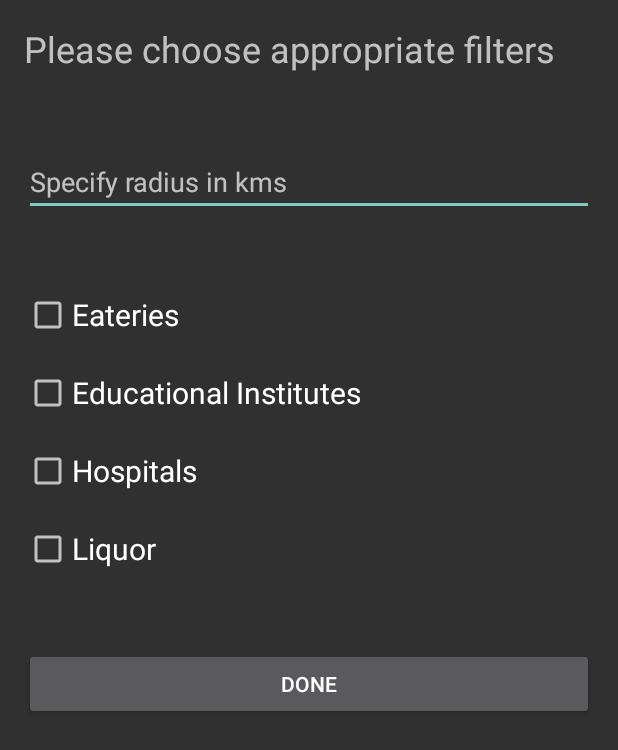
After one commit to Shashank58/LookUpAndroid, an Android app: the MapFilterActivity screen opened directly, with no data from a screen before it, on a phone screen of 412 x 824 dp. The commit adds this screen. Shown: the top 750 px of the screen. Run offline under Robolectric (Android 15) with nearby library versions, the phone set to English and light mode, and no system bars.

Commit message:
Added filter view

```diff
--- a/app/src/main/AndroidManifest.xml
+++ b/app/src/main/AndroidManifest.xml
@@ -1,15 +1,13 @@
 <?xml version="1.0" encoding="utf-8"?>
-
 <manifest xmlns:android="http://schemas.android.com/apk/res/android"
     package="com.cybrilla.shashankm.lookup" >
 
     <meta-data
         android:name="com.google.android.gms.version"
-        android:value="@integer/google_play_services_version"/>
+        android:value="@integer/google_play_services_version" />
 
     <uses-permission android:name="android.permission.INTERNET" />
-
-    <uses-permission android:name="com.google.android.providers.gsf.permission.READ_GSERVICES"/>
+    <uses-permission android:name="com.google.android.providers.gsf.permission.READ_GSERVICES" />
 
     <!--
          The ACCESS_COARSE/FINE_LOCATION permissions are not required to use
@@ -18,13 +16,20 @@
     -->
     <uses-permission android:name="android.permission.ACCESS_FINE_LOCATION" />
 
+    <dependency>
+        <groupId>com.mcxiaoke.volley</groupId>
+
+        <artifactId>library</artifactId>
+
+        <version>1.0.19</version>
+    </dependency>
+
     <application
         android:allowBackup="true"
         android:icon="@mipmap/ic_launcher"
         android:label="@string/app_name"
         android:supportsRtl="true"
-        android:theme="@style/Theme.AppCompat">
-
+        android:theme="@style/Theme.AppCompat" >
         <activity android:name=".MainActivity" >
             <intent-filter>
                 <action android:name="android.intent.action.MAIN" />
@@ -60,14 +65,11 @@
 
         <activity
             android:name=".MapActivity"
-            android:label="@string/title_activity_map" >
+            android:label="@string/title_activity_map"
+            android:screenOrientation="portrait" >
+        </activity>
+        <activity android:name=".MapFilterActivity" >
         </activity>
     </application>
 
-    <dependency>
-        <groupId>com.mcxiaoke.volley</groupId>
-        <artifactId>library</artifactId>
-        <version>1.0.19</version>
-    </dependency>
-
 </manifest>
--- a/app/src/main/java/com/cybrilla/shashankm/lookup/MapActivity.java
+++ b/app/src/main/java/com/cybrilla/shashankm/lookup/MapActivity.java
@@ -24,6 +24,7 @@ import com.google.android.gms.maps.OnMapReadyCallback;
 import com.google.android.gms.maps.SupportMapFragment;
 import com.google.android.gms.maps.model.BitmapDescriptorFactory;
 import com.google.android.gms.maps.model.Circle;
+import com.google.android.gms.maps.model.CircleOptions;
 import com.google.android.gms.maps.model.LatLng;
 import com.google.android.gms.maps.model.MarkerOptions;
 
@@ -89,16 +90,18 @@ public class MapActivity extends AppCompatActivity implements OnMapReadyCallback
         };
     }
 
+    //Called when user enters radius
     public void setCircle(View v) {
         if(c != null){
             c.remove();
         }
         radius = (EditText) findViewById(R.id.radius);
-        float circleRadius = Float.valueOf(radius.getText().toString());
-        c = map.addCircle(new com.google.android.gms.maps.model.CircleOptions().center(loc).radius(circleRadius)
-                .fillColor(android.graphics.Color.LTGRAY));
-        getRequest(circleRadius);
-
+        if (!(radius.getText().toString().matches(""))) {
+            float circleRadius = Float.valueOf(radius.getText().toString());
+            c = map.addCircle(new CircleOptions().center(loc).radius(circleRadius)
+                    .fillColor(android.graphics.Color.LTGRAY));
+            getRequest(circleRadius);
+        }
     }
 
     public void getRequest(double circleRadius) {
--- /dev/null
+++ b/app/src/main/java/com/cybrilla/shashankm/lookup/MapFilterActivity.java
@@ -0,0 +1,13 @@
+package com.cybrilla.shashankm.lookup;
+
+import android.app.Activity;
+import android.os.Bundle;
+
+public class MapFilterActivity extends Activity {
+
+    @Override
+    protected void onCreate(Bundle savedInstanceState) {
+        super.onCreate(savedInstanceState);
+        setContentView(R.layout.activity_map_filter);
+    }
+}
--- /dev/null
+++ b/app/src/main/res/layout/activity_map_filter.xml
@@ -0,0 +1,64 @@
+<?xml version="1.0" encoding="utf-8"?>
+<LinearLayout
+    xmlns:android="http://schemas.android.com/apk/res/android"
+    xmlns:tools="http://schemas.android.com/tools"
+    android:layout_width="match_parent"
+    android:layout_height="match_parent"
+    android:paddingLeft="@dimen/activity_horizontal_margin"
+    android:paddingRight="@dimen/activity_horizontal_margin"
+    android:paddingTop="@dimen/activity_vertical_margin"
+    android:paddingBottom="@dimen/activity_vertical_margin"
+    tools:context="com.cybrilla.shashankm.lookup.MapFilterActivity"
+    android:orientation="vertical">
+
+    <TextView
+        android:layout_width="wrap_content"
+        android:layout_height="wrap_content"
+        android:text="@string/filter_description"
+        android:textSize="24sp"/>
+
+    <EditText
+        android:layout_width="match_parent"
+        android:layout_height="wrap_content"
+        android:layout_marginTop="50dp"
+        android:hint="@string/set_radius"/>
+
+
+        <CheckBox
+            android:layout_width="wrap_content"
+            android:layout_height="wrap_content"
+            android:text="@string/eateries"
+            android:textSize="20sp"
+            android:layout_marginTop="50dp"/>
+
+        <CheckBox
+            android:layout_width="wrap_content"
+            android:layout_height="wrap_content"
+            android:text="@string/educational"
+            android:textSize="20sp"
+
+            android:layout_marginTop="20dp"/>
+
+        <CheckBox
+            android:layout_width="wrap_content"
+            android:layout_height="wrap_content"
+            android:text="@string/hospitals"
+            android:textSize="20sp"
+
+            android:layout_marginTop="20dp"/>
+
+        <CheckBox
+            android:layout_width="wrap_content"
+            android:layout_height="wrap_content"
+            android:text="@string/liquor"
+            android:textSize="20sp"
+
+            android:layout_marginTop="20dp"/>
+
+        <Button
+            android:layout_width="match_parent"
+            android:layout_height="wrap_content"
+            android:text="Done"
+            android:layout_marginTop="50dp"/>
+
+</LinearLayout>
--- a/app/src/main/res/values/strings.xml
+++ b/app/src/main/res/values/strings.xml
@@ -5,5 +5,10 @@
     <string name="menu_share">Settings</string>
     <string name="radius">Set Radius</string>
     <string name="button">Set</string>
-    <string name="ApplicationController">ApplicationController</string>
+    <string name="filter_description">Please choose appropriate filters</string>
+    <string name="set_radius">Specify radius in kms</string>
+    <string name="eateries">Eateries</string>
+    <string name="hospitals">Hospitals</string>
+    <string name="liquor">Liquor</string>
+    <string name="educational">Educational Institutes</string>
 </resources>
```
Also changed, not shown: 2 other files.
